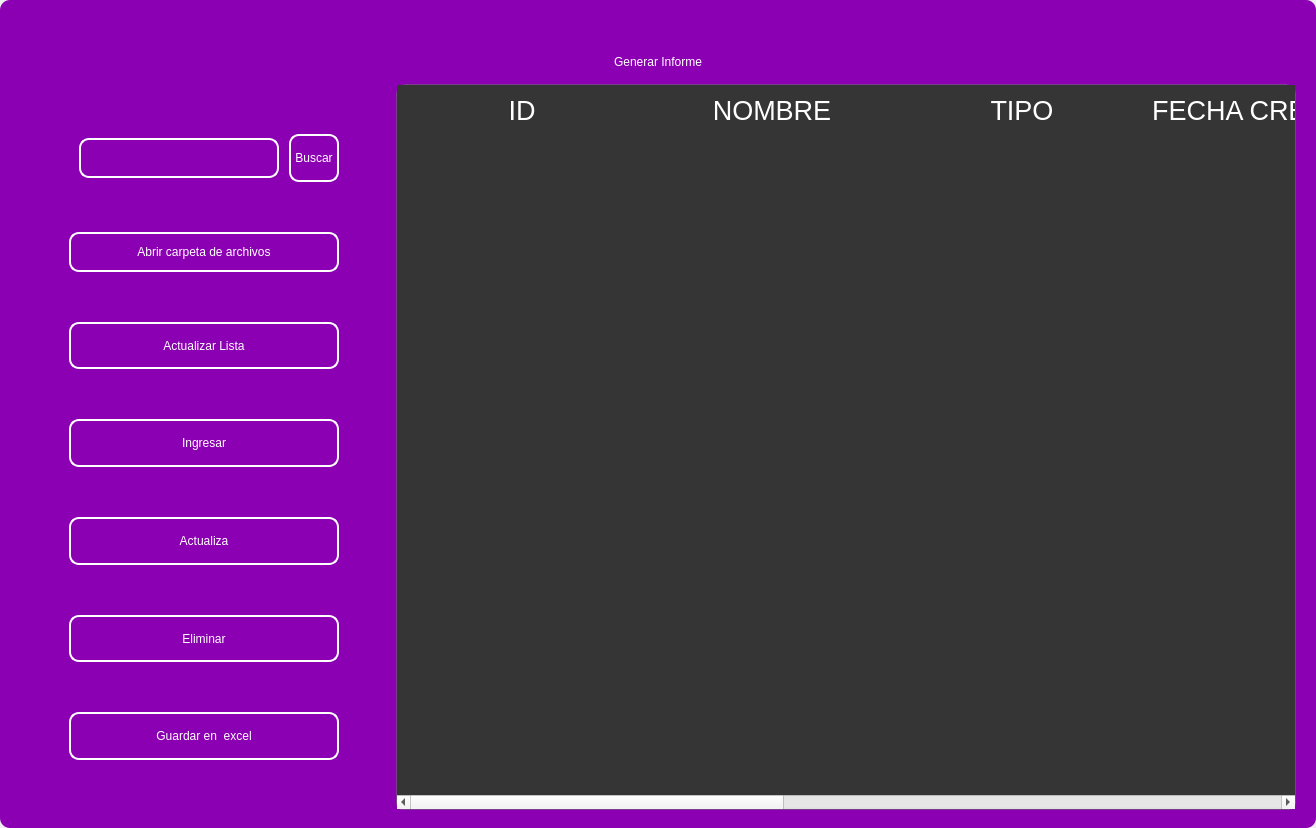
Before: the Qt Designer form design/standar/mainreport4.ui in codemiguel-dev/ERP-EmprendeSoft-Desktop, drawn with Qt 5.
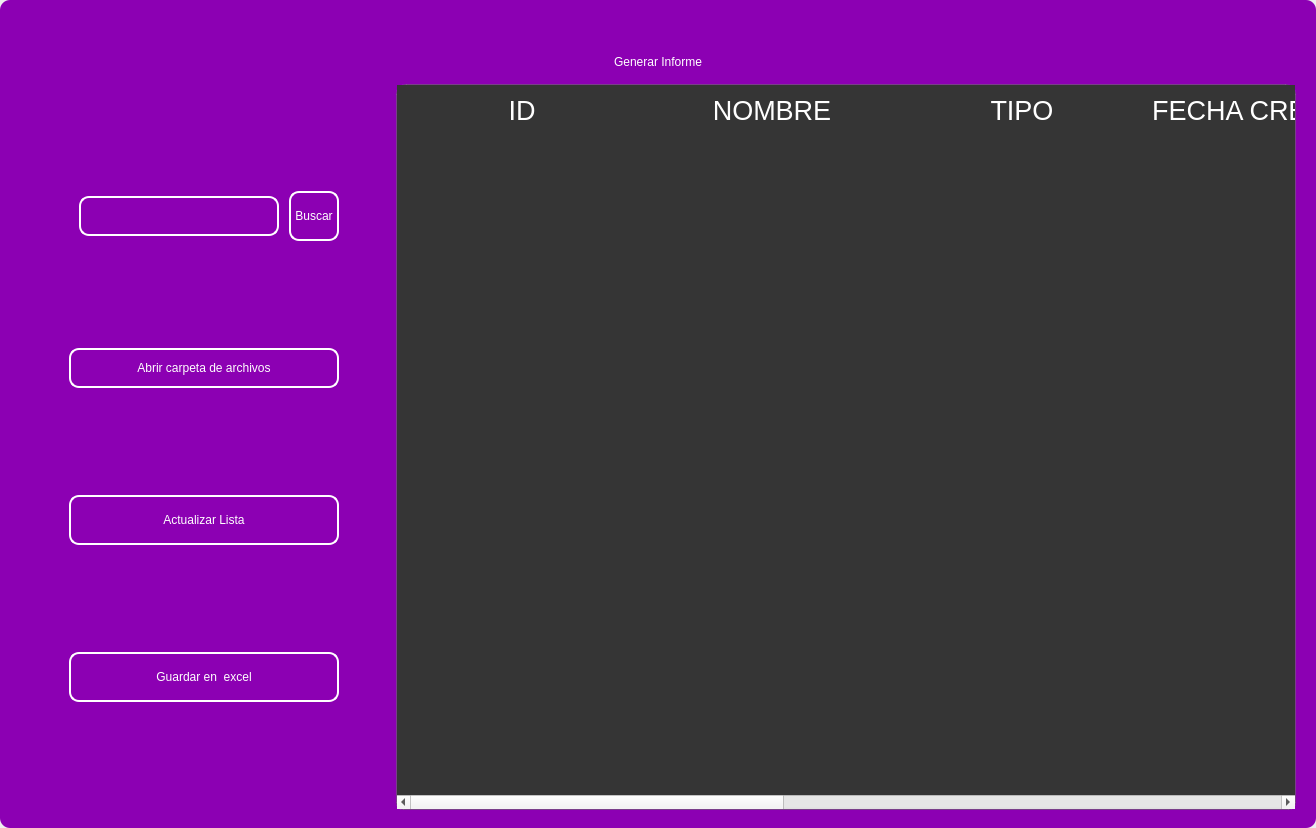
After: the same form once the commit is applied. Icons and pictures are not drawn.

What changed in the file:
```diff
--- a/design/standar/mainreport4.ui
+++ b/design/standar/mainreport4.ui
@@ -584,138 +584,6 @@
               </property>
              </widget>
             </item>
-            <item>
-             <widget class="QPushButton" name="btn_add">
-              <property name="minimumSize">
-               <size>
-                <width>0</width>
-                <height>40</height>
-               </size>
-              </property>
-              <property name="maximumSize">
-               <size>
-                <width>300</width>
-                <height>50</height>
-               </size>
-              </property>
-              <property name="cursor">
-               <cursorShape>PointingHandCursor</cursorShape>
-              </property>
-              <property name="styleSheet">
-               <string notr="true">QPushButton{
-border-radius:10px; 
-font: 12pt &quot;Arial&quot;;
-color: rgb(255, 255, 254);
-border: 2px solid #ffffff;
-}
-
-QPushButton:hover{
-border-radius:10px; 
-font: 12pt &quot;Arial&quot;;
-color: rgb(255, 255, 255);
-border: 2px solid rgb(120, 0, 171);
-	background-color: rgb(120, 0, 171);
-}</string>
-              </property>
-              <property name="text">
-               <string>Ingresar</string>
-              </property>
-              <property name="iconSize">
-               <size>
-                <width>35</width>
-                <height>35</height>
-               </size>
-              </property>
-             </widget>
-            </item>
-            <item>
-             <widget class="QPushButton" name="btn_update">
-              <property name="minimumSize">
-               <size>
-                <width>0</width>
-                <height>40</height>
-               </size>
-              </property>
-              <property name="maximumSize">
-               <size>
-                <width>300</width>
-                <height>50</height>
-               </size>
-              </property>
-              <property name="cursor">
-               <cursorShape>PointingHandCursor</cursorShape>
-              </property>
-              <property name="styleSheet">
-               <string notr="true">QPushButton{
-border-radius:10px; 
-font: 12pt &quot;Arial&quot;;
-color: rgb(255, 255, 254);
-border: 2px solid #ffffff;
-}
-
-QPushButton:hover{
-border-radius:10px; 
-font: 12pt &quot;Arial&quot;;
-color: rgb(255, 255, 255);
-border: 2px solid rgb(120, 0, 171);
-	background-color: rgb(120, 0, 171);
-}</string>
-              </property>
-              <property name="text">
-               <string>Actualiza</string>
-              </property>
-              <property name="iconSize">
-               <size>
-                <width>35</width>
-                <height>35</height>
-               </size>
-              </property>
-             </widget>
-            </item>
-            <item>
-             <widget class="QPushButton" name="btn_delete">
-              <property name="minimumSize">
-               <size>
-                <width>0</width>
-                <height>40</height>
-               </size>
-              </property>
-              <property name="maximumSize">
-               <size>
-                <width>300</width>
-                <height>50</height>
-               </size>
-              </property>
-              <property name="cursor">
-               <cursorShape>PointingHandCursor</cursorShape>
-              </property>
-              <property name="styleSheet">
-               <string notr="true">QPushButton{
-border-radius:10px; 
-font: 12pt &quot;Arial&quot;;
-color: rgb(255, 255, 254);
-border: 2px solid #ffffff;
-}
-
-QPushButton:hover{
-border-radius:10px; 
-font: 12pt &quot;Arial&quot;;
-color: rgb(255, 255, 255);
-border: 2px solid rgb(120, 0, 171);
-	background-color: rgb(120, 0, 171);
-}</string>
-              </property>
-              <property name="text">
-               <string>Eliminar</string>
-              </property>
-              <property name="iconSize">
-               <size>
-                <width>35</width>
-                <height>35</height>
-               </size>
-              </property>
-             </widget>
-            </item>
             <item>
              <widget class="QPushButton" name="btn_excel">
               <property name="minimumSize">
```
